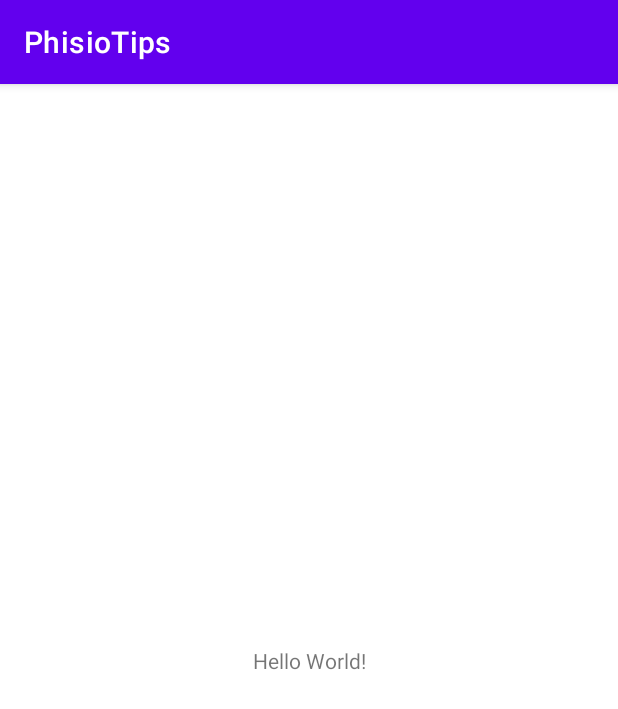
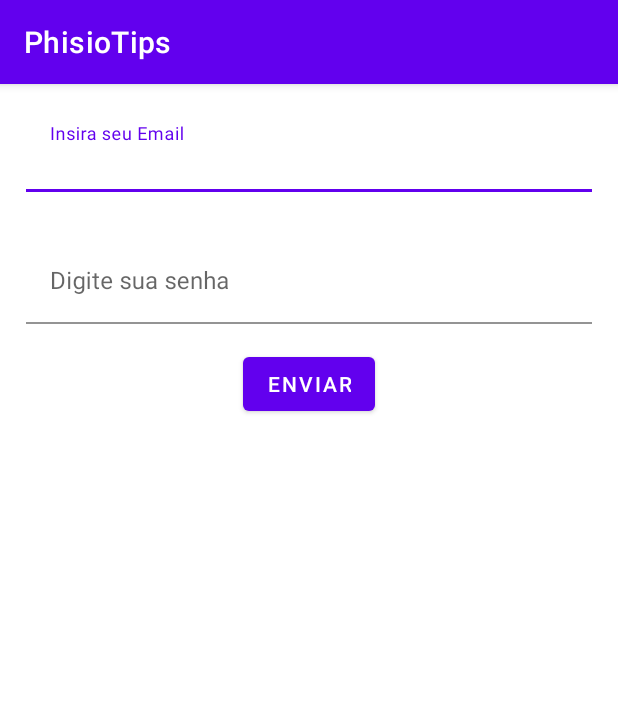
Before and after one commit to Patrick-Rafael/PhisioTips, an Android app: the screen it shows after launch (MainActivity), on a phone screen of 412 x 824 dp. Shown: the top 709 px of the screen. Run offline under Robolectric (Android 15) with nearby library versions, the phone set to English and light mode, and no system bars; our stand-ins replace Firebase (no records; nobody signed in at launch, a user with empty details on screens opened directly).

Commit message:
Realizando cadastro

```diff
--- a/app/build.gradle
+++ b/app/build.gradle
@@ -33,10 +33,12 @@ dependencies {
     implementation 'androidx.appcompat:appcompat:1.3.1'
     implementation 'com.google.android.material:material:1.4.0'
     implementation 'androidx.constraintlayout:constraintlayout:2.1.0'
+    implementation 'com.google.firebase:firebase-auth:21.0.1'
     testImplementation 'junit:junit:4.+'
     androidTestImplementation 'androidx.test.ext:junit:1.1.3'
     androidTestImplementation 'androidx.test.espresso:espresso-core:3.4.0'
     implementation "com.google.firebase:firebase-database:20.0.1"
+    implementation "com.google.firebase:firebase-auth:21.0.1"
 }
 
 apply plugin: 'com.google.gms.google-services'
--- a/app/src/main/AndroidManifest.xml
+++ b/app/src/main/AndroidManifest.xml
@@ -9,7 +9,7 @@
         android:roundIcon="@mipmap/ic_launcher_round"
         android:supportsRtl="true"
         android:theme="@style/Theme.PhisioTips">
-        <activity android:name=".MainActivity">
+        <activity android:name=".activity.activity.MainActivity">
             <intent-filter>
                 <action android:name="android.intent.action.MAIN" />
 
--- a/app/src/main/java/com/example/phisiotips/MainActivity.java
+++ /dev/null
@@ -1,14 +0,0 @@
-package com.example.phisiotips;
-
-import androidx.appcompat.app.AppCompatActivity;
-
-import android.os.Bundle;
-
-public class MainActivity extends AppCompatActivity {
-
-    @Override
-    protected void onCreate(Bundle savedInstanceState) {
-        super.onCreate(savedInstanceState);
-        setContentView(R.layout.activity_main);
-    }
-}
--- /dev/null
+++ b/app/src/main/java/com/example/phisiotips/activity/activity/MainActivity.java
@@ -0,0 +1,65 @@
+package com.example.phisiotips.activity.activity;
+
+import androidx.annotation.NonNull;
+import androidx.appcompat.app.AppCompatActivity;
+
+import android.os.Bundle;
+import android.util.Log;
+import android.view.View;
+import android.widget.Button;
+import android.widget.TextView;
+
+import com.example.phisiotips.R;
+import com.google.android.gms.tasks.OnCompleteListener;
+import com.google.android.gms.tasks.Task;
+import com.google.android.material.textfield.TextInputEditText;
+import com.google.firebase.auth.AuthResult;
+import com.google.firebase.auth.FirebaseAuth;
+import com.google.firebase.auth.FirebaseAuthException;
+import com.google.firebase.database.DatabaseReference;
+import com.google.firebase.database.FirebaseDatabase;
+
+public class MainActivity extends AppCompatActivity {
+
+    private DatabaseReference reference = FirebaseDatabase.getInstance().getReference();
+    private FirebaseAuth usuario = FirebaseAuth.getInstance();
+    private TextInputEditText textEmail;
+    private TextInputEditText textSenha;
+    private Button botaoEnviar;
+
+
+    @Override
+    protected void onCreate(Bundle savedInstanceState) {
+        super.onCreate(savedInstanceState);
+        setContentView(R.layout.activity_main);
+
+        textEmail = findViewById(R.id.textEmail);
+        textSenha = findViewById(R.id.textSenha);
+        botaoEnviar = findViewById(R.id.buttonEnviar);
+
+
+    }
+// Cadastrar Usuario
+    public void enviar(View view) {
+
+        String email = textEmail.getText().toString();
+        String senha = textSenha.getText().toString();
+
+        usuario.createUserWithEmailAndPassword(email, senha).addOnCompleteListener(MainActivity.this, new OnCompleteListener<AuthResult>() {
+            @Override
+            public void onComplete(@NonNull Task<AuthResult> task) {
+                if (task.isSuccessful()) {
+                    Log.i("CreateUser", "Sucesso ao cadastrar");
+
+                } else {
+                    Log.i("CreateUser", "Falha ao cadastrar");
+                }
+
+            }
+        });
+
+
+    }
+
+
+}
--- a/app/src/main/res/layout/activity_main.xml
+++ b/app/src/main/res/layout/activity_main.xml
@@ -4,15 +4,50 @@
     xmlns:tools="http://schemas.android.com/tools"
     android:layout_width="match_parent"
     android:layout_height="match_parent"
-    tools:context=".MainActivity">
+    tools:context=".activity.activity.MainActivity">
 
-    <TextView
+    <com.google.android.material.textfield.TextInputLayout
+        android:id="@+id/textInputLayout2"
+        android:layout_width="409dp"
+        android:layout_height="wrap_content"
+        android:padding="16dp"
+        app:boxBackgroundColor="#00FFFFFF"
+        app:layout_constraintEnd_toEndOf="parent"
+        app:layout_constraintStart_toStartOf="parent"
+        app:layout_constraintTop_toTopOf="parent">
+
+        <com.google.android.material.textfield.TextInputEditText
+            android:id="@+id/textEmail"
+            android:layout_width="match_parent"
+            android:layout_height="match_parent"
+            android:hint="Insira seu Email" />
+    </com.google.android.material.textfield.TextInputLayout>
+
+    <com.google.android.material.textfield.TextInputLayout
+        android:id="@+id/textInputLayout3"
+        android:layout_width="409dp"
+        android:layout_height="wrap_content"
+        android:padding="16dp"
+        app:layout_constraintEnd_toEndOf="@+id/textInputLayout2"
+        app:layout_constraintStart_toStartOf="@+id/textInputLayout2"
+        app:layout_constraintTop_toBottomOf="@+id/textInputLayout2">
+
+        <com.google.android.material.textfield.TextInputEditText
+            android:id="@+id/textSenha"
+            android:layout_width="match_parent"
+            android:layout_height="wrap_content"
+            android:background="#00FFFFFF"
+            android:hint="Digite sua senha" />
+    </com.google.android.material.textfield.TextInputLayout>
+
+    <Button
+        android:id="@+id/buttonEnviar"
         android:layout_width="wrap_content"
         android:layout_height="wrap_content"
-        android:text="Hello World!"
-        app:layout_constraintBottom_toBottomOf="parent"
-        app:layout_constraintLeft_toLeftOf="parent"
-        app:layout_constraintRight_toRightOf="parent"
-        app:layout_constraintTop_toTopOf="parent" />
+        android:onClick="enviar"
+        android:text="Enviar"
+        app:layout_constraintEnd_toEndOf="@+id/textInputLayout3"
+        app:layout_constraintStart_toStartOf="@+id/textInputLayout3"
+        app:layout_constraintTop_toBottomOf="@+id/textInputLayout3" />
 
 </androidx.constraintlayout.widget.ConstraintLayout>
```
